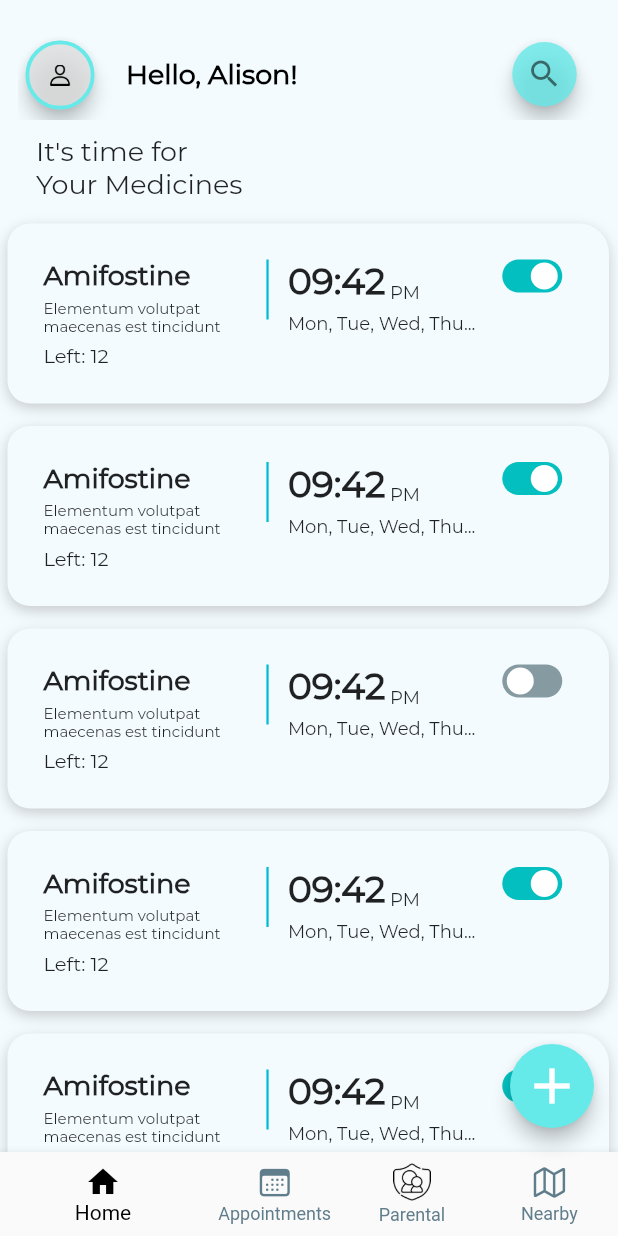
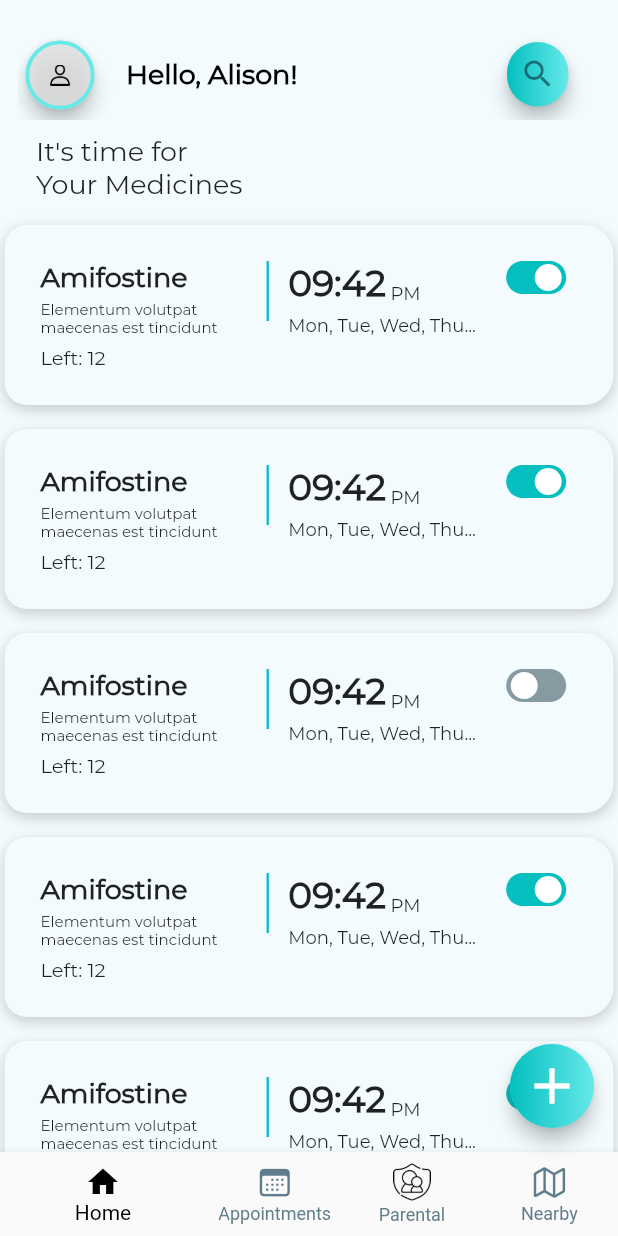
Before and after one commit to rajchordia14/Medicure, a Flutter app: the HomePage screen opened directly, on a phone screen of 412 x 824 dp. Run offline on Flutter 3.47's test engine with Material 2 defaults, Android fonts, the phone set to English and light mode, and no system bars; drawn by our look-alikes of flutter_switch.

Commit message:
Minute design changes

```diff
--- a/lib/Components/general_app_bar.dart
+++ b/lib/Components/general_app_bar.dart
@@ -31,11 +31,20 @@ class GeneralAppBar extends StatelessWidget {
           Padding(
             padding: kSearchButtonPadding,
             child: ElevatedButton(
+
               onPressed: () {},
-              child: Icon(Icons.search, color: Colors.black54),
+              child: Container(
+                height: double.infinity,
+                  width: 41,
+                  decoration: BoxDecoration(
+                      borderRadius: BorderRadius.all(Radius.circular(56)),
+                      gradient: kGradientColor
+                  ),
+                  child: Icon(Icons.search, color: Color(0xFF092C37).withOpacity(0.6))
+              ),
               style: ElevatedButton.styleFrom(
                 shape: CircleBorder(),
-                primary: kSearchButtonColor,
+                primary: Colors.transparent,//kSearchButtonColor.withOpacity(0.018),
                 elevation: 5.0,
               ),
             ),
--- a/lib/Screens/home.dart
+++ b/lib/Screens/home.dart
@@ -18,7 +18,15 @@ class HomePage extends StatelessWidget {
         backgroundColor: Color(0xFF66E9E9),
         elevation: 5.0,
         onPressed: (){},
-        child: Icon(Icons.add, size: 40.0,),
+        child: Container(
+          height: double.infinity,
+            width: double.infinity,
+            child: Icon(Icons.add, size: 40.0,),
+            decoration: BoxDecoration(
+              borderRadius: BorderRadius.all(Radius.circular(56)),
+                gradient: kGradientColor
+            )
+        ),
       ),
       body: ListView(
         children: [
--- a/lib/constants.dart
+++ b/lib/constants.dart
@@ -2,6 +2,8 @@ import 'package:flutter/material.dart';
 
 //<------General Theme------>
 const kBackgroundColor = Color(0xFFF3FBFE);
+const kGradientColor = LinearGradient(
+    colors: [Color(0xFF04BFBF), Color(0xFF66E9E9)]);
 
 //<------AppBar related constants------>
 
@@ -45,7 +47,7 @@ const kIntroTextStyle = TextStyle(
 //<------Constants related to Medicine Card------>
 
 //Paddings
-const kMedCardOutsidePadding = EdgeInsets.only(right: 6.0, top: 15.0, left: 5.0);
+const kMedCardOutsidePadding = EdgeInsets.only(right: 3.0, top: 16.0, left: 3.0);
 const kMedCardInsidePadding = EdgeInsets.symmetric(
     horizontal: 24.0, vertical: 24.0
 );
--- a/lib/main.dart
+++ b/lib/main.dart
@@ -1,6 +1,5 @@
 import 'package:flutter/material.dart';
 import 'Screens/home.dart';
-import 'Screens/login.dart';
 import 'constants.dart';
 
 void main() {
@@ -15,7 +14,7 @@ class Medicure extends StatelessWidget {
         primaryColor: kBackgroundColor,
         fontFamily: 'Montserrat',
       ),
-      home: LoginPage(),
+      home: HomePage(),
     );
   }
 }
```
Also changed, not shown: lib/Screens/login.dart (deleted, +0 -17 lines), images/sign_in_bg.png (deleted), images/sign_up_bg.png (deleted).
